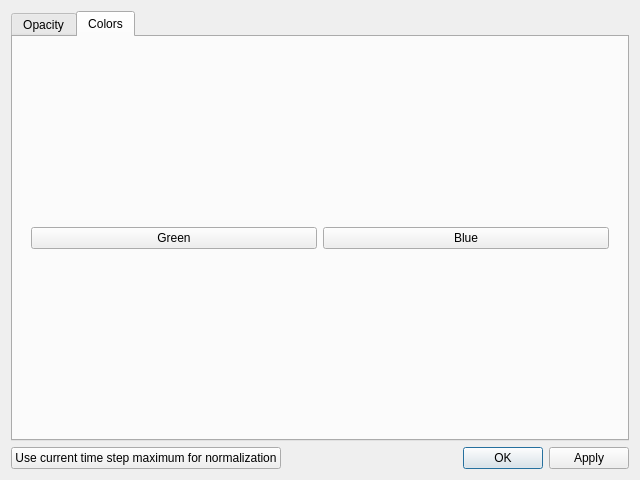
Above: VisualPIC/Views/editVolumeVTKWindow.ui from AngelFP/VisualPIC before the change. Below: the same form after it.
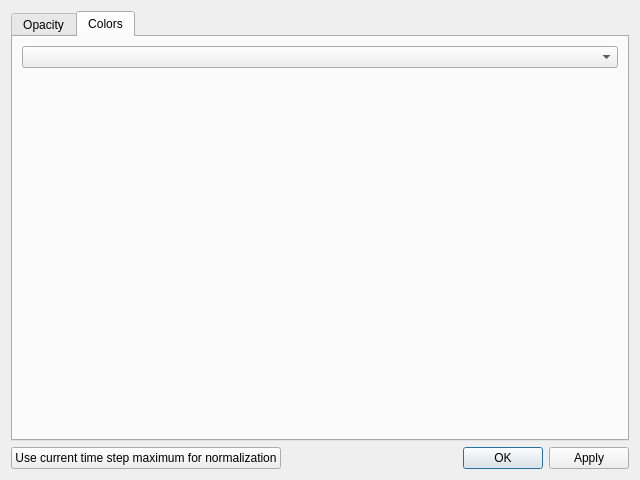
That is the form after the change. The open tabs and pages were chosen to show the change.

Commit message: Added combobox for colorMap selection.

```diff
--- a/VisualPIC/Views/editVolumeVTKWindow.ui
+++ b/VisualPIC/Views/editVolumeVTKWindow.ui
@@ -36,24 +36,12 @@
        <string>Colors</string>
       </attribute>
       <layout class="QVBoxLayout" name="verticalLayout_3">
+       <item>
+        <widget class="QComboBox" name="colorMap_comboBox"/>
+       </item>
        <item>
         <widget class="QWidget" name="colorsWidget" native="true">
-         <layout class="QHBoxLayout" name="colorsWidgetLayout">
-          <item>
-           <widget class="QPushButton" name="pushButton_2">
-            <property name="text">
-             <string>Green</string>
-            </property>
-           </widget>
-          </item>
-          <item>
-           <widget class="QPushButton" name="pushButton">
-            <property name="text">
-             <string>Blue</string>
-            </property>
-           </widget>
-          </item>
-         </layout>
+         <layout class="QHBoxLayout" name="colorsWidgetLayout"/>
         </widget>
        </item>
       </layout>
```
Left out of the diff: 2 changed lines with no effect on the pictures.
